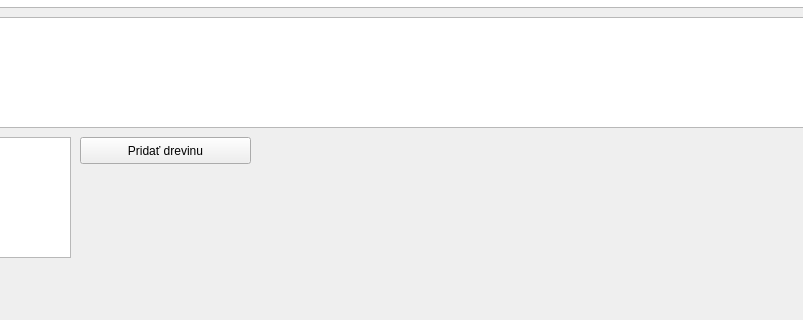
This is Database/atts_show.ui in kasparj/Optimal-Q-GIS as Qt 5 draws it before an edit; both pictures show x 580 to 1383 and y 153 to 473 of the 1548 by 473 pixel window. The edited form follows.
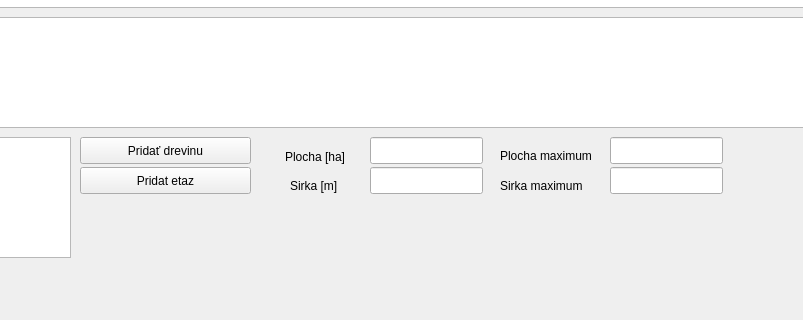
This is the edited form.

```diff
--- a/Database/atts_show.ui
+++ b/Database/atts_show.ui
@@ -114,6 +114,137 @@
        <string>Pridať drevinu</string>
       </property>
      </widget>
+     <widget class="QPushButton" name="add_etz">
+      <property name="geometry">
+       <rect>
+        <x>660</x>
+        <y>320</y>
+        <width>171</width>
+        <height>27</height>
+       </rect>
+      </property>
+      <property name="text">
+       <string>Pridat etaz</string>
+      </property>
+     </widget>
+     <widget class="QLineEdit" name="area">
+      <property name="geometry">
+       <rect>
+        <x>950</x>
+        <y>290</y>
+        <width>113</width>
+        <height>27</height>
+       </rect>
+      </property>
+     </widget>
+     <widget class="QLineEdit" name="length">
+      <property name="geometry">
+       <rect>
+        <x>950</x>
+        <y>320</y>
+        <width>113</width>
+        <height>27</height>
+       </rect>
+      </property>
+     </widget>
+     <widget class="QLabel" name="label">
+      <property name="geometry">
+       <rect>
+        <x>865</x>
+        <y>300</y>
+        <width>71</width>
+        <height>20</height>
+       </rect>
+      </property>
+      <property name="text">
+       <string>Plocha [ha]</string>
+      </property>
+     </widget>
+     <widget class="QLabel" name="label_2">
+      <property name="geometry">
+       <rect>
+        <x>870</x>
+        <y>330</y>
+        <width>56</width>
+        <height>17</height>
+       </rect>
+      </property>
+      <property name="text">
+       <string>Sirka [m]</string>
+      </property>
+     </widget>
+     <widget class="QLineEdit" name="area_max">
+      <property name="geometry">
+       <rect>
+        <x>1190</x>
+        <y>290</y>
+        <width>113</width>
+        <height>27</height>
+       </rect>
+      </property>
+     </widget>
+     <widget class="QLabel" name="label_3">
+      <property name="geometry">
+       <rect>
+        <x>1120</x>
+        <y>300</y>
+        <width>56</width>
+        <height>17</height>
+       </rect>
+      </property>
+      <property name="text">
+       <string/>
+      </property>
+     </widget>
+     <widget class="QLineEdit" name="length_max">
+      <property name="geometry">
+       <rect>
+        <x>1190</x>
+        <y>320</y>
+        <width>113</width>
+        <height>27</height>
+       </rect>
+      </property>
+     </widget>
+     <widget class="QLabel" name="label_4">
+      <property name="geometry">
+       <rect>
+        <x>1120</x>
+        <y>330</y>
+        <width>56</width>
+        <height>17</height>
+       </rect>
+      </property>
+      <property name="text">
+       <string/>
+      </property>
+     </widget>
+     <widget class="QLabel" name="label_5">
+      <property name="geometry">
+       <rect>
+        <x>1080</x>
+        <y>300</y>
+        <width>101</width>
+        <height>17</height>
+       </rect>
+      </property>
+      <property name="text">
+       <string>Plocha maximum</string>
+      </property>
+     </widget>
+     <widget class="QLabel" name="label_6">
+      <property name="geometry">
+       <rect>
+        <x>1080</x>
+        <y>330</y>
+        <width>101</width>
+        <height>17</height>
+       </rect>
+      </property>
+      <property name="text">
+       <string>Sirka maximum</string>
+      </property>
+     </widget>
     </widget>
    </widget>
   </widget>
```
